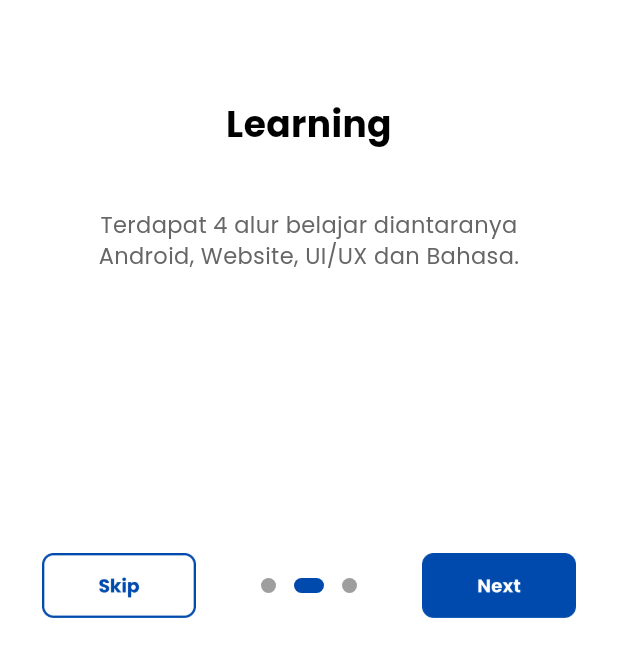
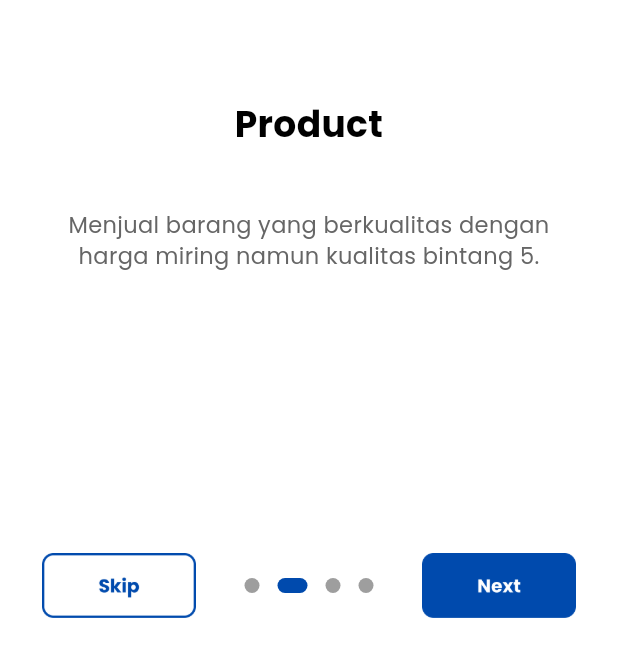
Before and after one commit to RizkyFaisalRafi/be_smart_app_flutter, a Flutter app: the screen it shows after launch, swiped to page 2, on a phone screen of 412 x 824 dp, the part 582-1236 px from its top. Run offline on Flutter 3.47's test engine with Material 2 defaults, Android fonts, the light colour scheme and no system bars; drawn by our look-alikes of introduction_screen; our stand-ins replace awesome_dialog, carousel_slider, flutter_native_splash, google_fonts, percent_indicator, smooth_page_indicator; missing offline and left inert: iconify_flutter.

Commit message:
Update on_boarding.dart

```diff
--- a/lib/view/screens/on_boarding/on_boarding.dart
+++ b/lib/view/screens/on_boarding/on_boarding.dart
@@ -51,6 +51,38 @@ class OnBoarding extends StatelessWidget {
         ),
 
         // Screen 2
+        PageViewModel(
+          titleWidget: Text(
+            'Product',
+            style: GoogleFonts.poppins(
+              fontSize: 24,
+              fontWeight: bold,
+              color: Colors.black,
+            ),
+            textAlign: TextAlign.center,
+          ),
+          bodyWidget: Text(
+            'Menjual barang yang berkualitas dengan harga miring namun kualitas bintang 5.',
+            style: GoogleFonts.poppins(
+              fontSize: 15,
+              fontWeight: reguler,
+              color: const Color(0xff666666),
+            ),
+            textAlign: TextAlign.center,
+          ),
+          image: Image.asset(
+            'assets/images/be_smart_logo.png',
+            width: 350,
+            height: 250,
+          ),
+          decoration: pageDecoration.copyWith(
+            imageFlex: 10,
+            bodyFlex: 10,
+            safeArea: 0,
+            contentMargin: const EdgeInsets.all(25),
+          ),
+        ),
+
         PageViewModel(
           titleWidget: Text(
             'Learning',
```
